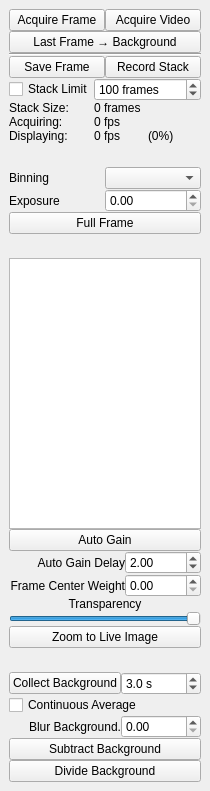
Qt form acq4/devices/Camera/CameraInterfaceTemplate.ui (acq4/acq4) before a commit.
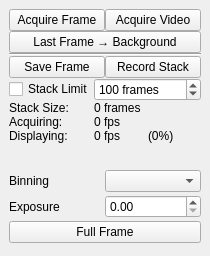
The same form after that commit. Custom widgets are drawn as their Qt base class.

Commit message: Separated contrast & bg subtraction controls from camera interface

Patch:
```diff
--- a/acq4/devices/Camera/CameraInterfaceTemplate.ui
+++ b/acq4/devices/Camera/CameraInterfaceTemplate.ui
@@ -7,7 +7,7 @@
     <x>0</x>
     <y>0</y>
     <width>198</width>
-    <height>791</height>
+    <height>256</height>
    </rect>
   </property>
   <property name="windowTitle">
@@ -220,233 +220,6 @@
      </layout>
     </widget>
    </item>
-   <item>
-    <widget class="QWidget" name="displayCtrlWidget" native="true">
-     <layout class="QGridLayout" name="gridLayout_2">
-      <property name="topMargin">
-       <number>0</number>
-      </property>
-      <property name="spacing">
-       <number>0</number>
-      </property>
-      <item row="3" column="0">
-       <widget class="QLabel" name="label_8">
-        <property name="text">
-         <string>Frame Center Weight</string>
-        </property>
-        <property name="alignment">
-         <set>Qt::AlignRight|Qt::AlignTrailing|Qt::AlignVCenter</set>
-        </property>
-       </widget>
-      </item>
-      <item row="6" column="0" colspan="2">
-       <widget class="QPushButton" name="zoomLiveBtn">
-        <property name="text">
-         <string>Zoom to Live Image</string>
-        </property>
-       </widget>
-      </item>
-      <item row="1" column="0" colspan="2">
-       <widget class="QPushButton" name="btnAutoGain">
-        <property name="toolTip">
-         <string>Determines the behavior of the white/black level sliders.
-When enabled, the sliders maximum and minimum values are set
-to the maximum and minimum intensity values in the image.
-When disabled, the minimum is 0 and the maximum is the largest 
-possible intensity given the bit depth of the camera.</string>
-        </property>
-        <property name="text">
-         <string>Auto Gain</string>
-        </property>
-        <property name="checkable">
-         <bool>true</bool>
-        </property>
-        <property name="checked">
-         <bool>false</bool>
-        </property>
-       </widget>
-      </item>
-      <item row="3" column="1">
-       <widget class="QDoubleSpinBox" name="spinAutoGainCenterWeight">
-        <property name="toolTip">
-         <string>Weights the auto gain measurement to the center 1/3 of
-the frame when set to 1.0. A value of 0.0 meters from 
-the entire frame.</string>
-        </property>
-        <property name="maximum">
-         <double>1.000000000000000</double>
-        </property>
-        <property name="singleStep">
-         <double>0.100000000000000</double>
-        </property>
-       </widget>
-      </item>
-      <item row="2" column="1">
-       <widget class="QDoubleSpinBox" name="spinAutoGainSpeed">
-        <property name="toolTip">
-         <string>Smooths out the auto gain control, prevents very
-brief flashes from affecting the gain. Larger values
-indicate more smoothing.
-</string>
-        </property>
-        <property name="value">
-         <double>2.000000000000000</double>
-        </property>
-       </widget>
-      </item>
-      <item row="0" column="0" colspan="2">
-       <widget class="HistogramLUTWidget" name="histogram"/>
-      </item>
-      <item row="2" column="0">
-       <widget class="QLabel" name="label_6">
-        <property name="text">
-         <string>Auto Gain Delay</string>
-        </property>
-        <property name="alignment">
-         <set>Qt::AlignRight|Qt::AlignTrailing|Qt::AlignVCenter</set>
-        </property>
-       </widget>
-      </item>
-      <item row="4" column="0" colspan="2">
-       <widget class="QLabel" name="label_4">
-        <property name="sizePolicy">
-         <sizepolicy hsizetype="Minimum" vsizetype="Preferred">
-          <horstretch>0</horstretch>
-          <verstretch>0</verstretch>
-         </sizepolicy>
-        </property>
-        <property name="text">
-         <string>Transparency</string>
-        </property>
-        <property name="alignment">
-         <set>Qt::AlignCenter</set>
-        </property>
-       </widget>
-      </item>
-      <item row="5" column="0" colspan="2">
-       <widget class="QSlider" name="alphaSlider">
-        <property name="maximum">
-         <number>100</number>
-        </property>
-        <property name="singleStep">
-         <number>1</number>
-        </property>
-        <property name="value">
-         <number>100</number>
-        </property>
-        <property name="orientation">
-         <enum>Qt::Horizontal</enum>
-        </property>
-       </widget>
-      </item>
-     </layout>
-    </widget>
-   </item>
-   <item>
-    <widget class="QWidget" name="bgSubtractWidget" native="true">
-     <layout class="QGridLayout" name="gridLayout_5">
-      <property name="topMargin">
-       <number>0</number>
-      </property>
-      <property name="spacing">
-       <number>0</number>
-      </property>
-      <item row="2" column="1">
-       <widget class="QDoubleSpinBox" name="bgBlurSpin">
-        <property name="toolTip">
-         <string>&lt;!DOCTYPE HTML PUBLIC &quot;-//W3C//DTD HTML 4.0//EN&quot; &quot;http://www.w3.org/TR/REC-html40/strict.dtd&quot;&gt;
-&lt;html&gt;&lt;head&gt;&lt;meta name=&quot;qrichtext&quot; content=&quot;1&quot; /&gt;&lt;style type=&quot;text/css&quot;&gt;
-p, li { white-space: pre-wrap; }
-&lt;/style&gt;&lt;/head&gt;&lt;body style=&quot; font-family:'MS Shell Dlg 2'; font-size:8.25pt; font-weight:400; font-style:normal;&quot;&gt;
-&lt;p style=&quot; margin-top:0px; margin-bottom:0px; margin-left:0px; margin-right:0px; -qt-block-indent:0; text-indent:0px;&quot;&gt;&lt;span style=&quot; font-size:8pt;&quot;&gt;Blurs the background frame before dividing it from the current frame.&lt;/span&gt;&lt;/p&gt;
-&lt;p style=&quot; margin-top:0px; margin-bottom:0px; margin-left:0px; margin-right:0px; -qt-block-indent:0; text-indent:0px;&quot;&gt;&lt;span style=&quot; font-size:8pt;&quot;&gt;Large blur values may cause performance to degrade.&lt;/span&gt;&lt;/p&gt;&lt;/body&gt;&lt;/html&gt;</string>
-        </property>
-        <property name="value">
-         <double>0.000000000000000</double>
-        </property>
-       </widget>
-      </item>
-      <item row="4" column="0" colspan="2">
-       <widget class="QPushButton" name="divideBgBtn">
-        <property name="toolTip">
-         <string>Enables background division. 
-Either a set of static background frames need to have already by collected
-(by pressing 'Static' above) or 'Continuous' needs to be pressed.</string>
-        </property>
-        <property name="text">
-         <string>Divide Background</string>
-        </property>
-        <property name="checkable">
-         <bool>true</bool>
-        </property>
-        <property name="autoExclusive">
-         <bool>false</bool>
-        </property>
-       </widget>
-      </item>
-      <item row="2" column="0">
-       <widget class="QLabel" name="label_5">
-        <property name="text">
-         <string>Blur Background.</string>
-        </property>
-        <property name="alignment">
-         <set>Qt::AlignRight|Qt::AlignTrailing|Qt::AlignVCenter</set>
-        </property>
-       </widget>
-      </item>
-      <item row="1" column="0" colspan="2">
-       <widget class="QCheckBox" name="contAvgBgCheck">
-        <property name="text">
-         <string>Continuous Average</string>
-        </property>
-       </widget>
-      </item>
-      <item row="3" column="0" colspan="2">
-       <widget class="QPushButton" name="subtractBgBtn">
-        <property name="text">
-         <string>Subtract Background</string>
-        </property>
-        <property name="checkable">
-         <bool>true</bool>
-        </property>
-        <property name="autoExclusive">
-         <bool>false</bool>
-        </property>
-       </widget>
-      </item>
-      <item row="0" column="0">
-       <widget class="QPushButton" name="collectBgBtn">
-        <property name="text">
-         <string>Collect Background</string>
-        </property>
-        <property name="checkable">
-         <bool>true</bool>
-        </property>
-       </widget>
-      </item>
-      <item row="0" column="1">
-       <widget class="QDoubleSpinBox" name="bgTimeSpin">
-        <property name="toolTip">
-         <string>Sets the approximate number of frames to be averaged for
-background division.</string>
-        </property>
-        <property name="suffix">
-         <string> s</string>
-        </property>
-        <property name="decimals">
-         <number>1</number>
-        </property>
-        <property name="singleStep">
-         <double>1.000000000000000</double>
-        </property>
-        <property name="value">
-         <double>3.000000000000000</double>
-        </property>
-       </widget>
-      </item>
-     </layout>
-    </widget>
-   </item>
   </layout>
  </widget>
  <customwidgets>
@@ -460,11 +233,6 @@
    <extends>QPushButton</extends>
    <header>acq4.pyqtgraph</header>
   </customwidget>
-  <customwidget>
-   <class>HistogramLUTWidget</class>
-   <extends>QGraphicsView</extends>
-   <header>acq4.pyqtgraph</header>
-  </customwidget>
   <customwidget>
    <class>ValueLabel</class>
    <extends>QLabel</extends>
```
The commit also changes 11 other files.
